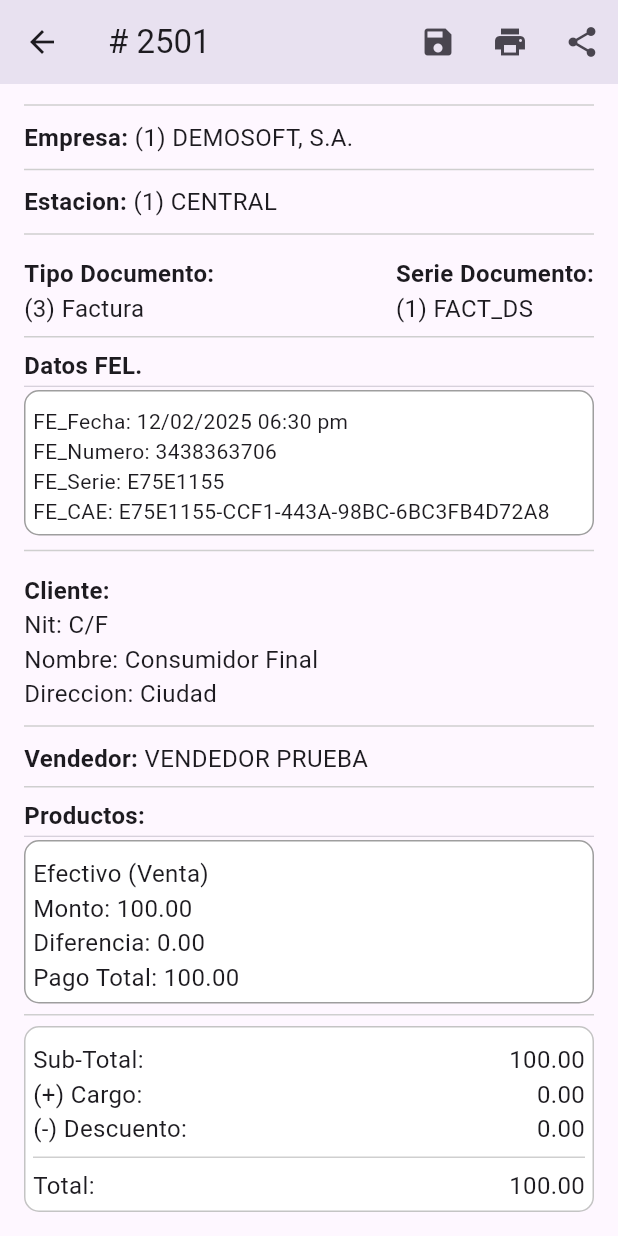
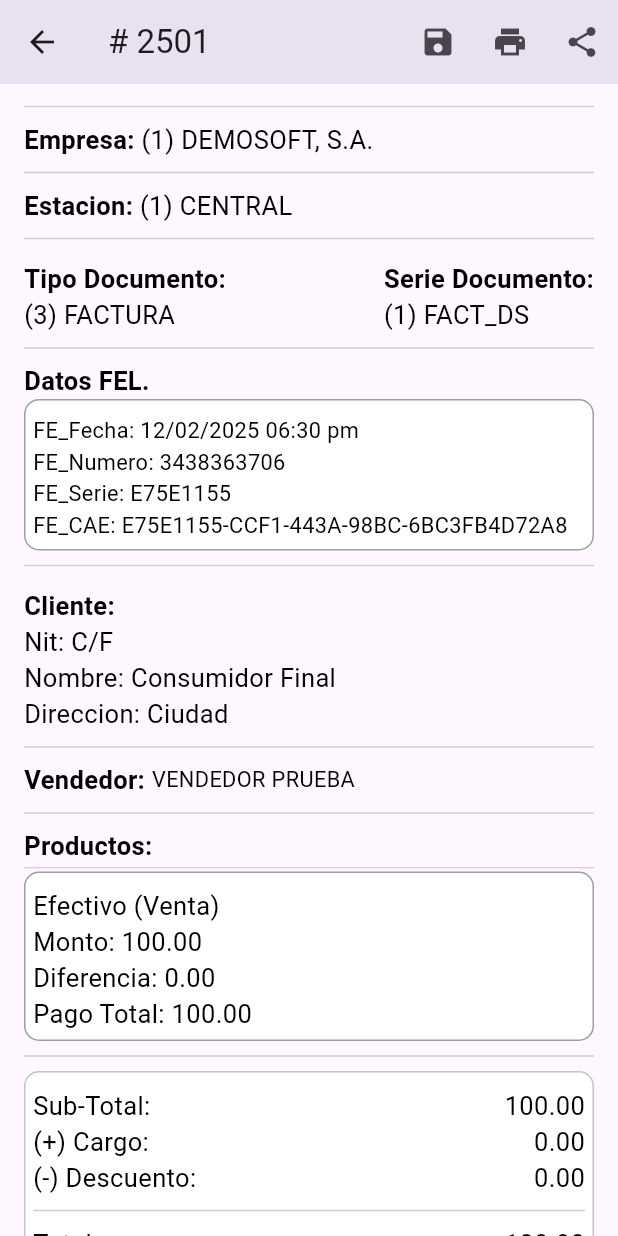
Before and after one commit to CarlosH200/actualizarFechasFel, a Flutter app: the SecondScreen screen opened by its route, scrolled down 103 dp, on a phone screen of 412 x 824 dp. Run offline on Flutter 3.47's test engine with Material 3 defaults, Android fonts, the phone set to English and light mode, and no system bars; network calls fail.

Commit message:
consumo de series funcionando

```diff
--- a/lib/detalle.dart
+++ b/lib/detalle.dart
@@ -9,6 +9,33 @@ class SecondScreen extends StatefulWidget {
   // ignore: library_private_types_in_public_api
   _SecondScreenState createState() => _SecondScreenState();
 }
+
+// Inicio clases para estilos de la Pantalla.
+class TextStyleApp {
+  // Estilo para textos
+  static const TextStyle textStyleResponse = TextStyle(
+    fontSize: 17,
+    color: Colors.black,
+  );
+  static const TextStyle textStyleTitle = TextStyle(
+    fontSize: 17,
+    fontWeight: FontWeight.bold,
+    color: Colors.black,
+  );
+  static const TextStyle textStyleParrafo = TextStyle(
+    fontSize: 14.5,
+    color: Colors.black,
+  );
+}
+
+class DividerEspaciador {
+  static const Divider Espaciador = Divider(
+    color: Color(0xFFCFCFCF),
+    thickness: 1,
+    height: 20,
+  );
+}
+// Fin clases de estilo para la pantalla
 
 class _SecondScreenState extends State<SecondScreen> {
   // Función para seleccionar una fecha
@@ -64,22 +91,15 @@ class _SecondScreenState extends State<SecondScreen> {
               children: [
                 Row(
                   children: [
-                    const Text(
-                      'Id Doc Ref: ',
-                      style:
-                          TextStyle(fontSize: 16, fontWeight: FontWeight.bold),
-                    ),
+                    const Text('Id Doc Ref: ',
+                        style: TextStyleApp.textStyleTitle),
                     Text(
                       '3500002140001',
-                      style: TextStyle(fontSize: 16),
+                      style: TextStyleApp.textStyleResponse,
                     ),
                   ],
                 ),
-                const Divider(
-                  color: Color(0xFFCFCFCF),
-                  thickness: 1,
-                  height: 20,
-                ),
+                DividerEspaciador.Espaciador,
               ],
             ),
             Column(
@@ -88,13 +108,9 @@ class _SecondScreenState extends State<SecondScreen> {
                 Row(
                   children: [
                     Text(
-                      'Fecha: '
-                      '${(widget.dateUpdated ?? widget.firstDate).day}/${(widget.dateUpdated ?? widget.firstDate).month}/${(widget.dateUpdated ?? widget.firstDate).year}',
-                      style: TextStyle(
-                        fontSize: 18,
-                        fontWeight: FontWeight.bold,
-                      ), // Agrega el estilo si lo necesitas
-                    ),
+                        'Fecha: '
+                        '${(widget.dateUpdated ?? widget.firstDate).day}/${(widget.dateUpdated ?? widget.firstDate).month}/${(widget.dateUpdated ?? widget.firstDate).year}',
+                        style: TextStyleApp.textStyleTitle),
                     const Spacer(),
                     IconButton(
                       icon: const Icon(Icons.edit),
@@ -103,11 +119,7 @@ class _SecondScreenState extends State<SecondScreen> {
                     ),
                   ],
                 ),
-                const Divider(
-                  color: Color(0xFFCFCFCF),
-                  thickness: 1,
-                  height: 20,
-                ),
+                DividerEspaciador.Espaciador,
               ],
             ),
             Column(
@@ -117,20 +129,15 @@ class _SecondScreenState extends State<SecondScreen> {
                   children: [
                     const Text(
                       'Empresa: ',
-                      style:
-                          TextStyle(fontSize: 16, fontWeight: FontWeight.bold),
+                      style: TextStyleApp.textStyleTitle,
                     ),
                     Text(
                       '(1) DEMOSOFT, S.A.',
-                      style: TextStyle(fontSize: 16),
+                      style: TextStyleApp.textStyleResponse,
                     ),
                   ],
                 ),
-                const Divider(
-                  color: Color(0xFFCFCFCF),
-                  thickness: 1,
-                  height: 20,
-                ),
+                DividerEspaciador.Espaciador,
               ],
             ),
             Column(
@@ -140,20 +147,15 @@ class _SecondScreenState extends State<SecondScreen> {
                   children: [
                     const Text(
                       'Estacion: ',
-                      style:
-                          TextStyle(fontSize: 16, fontWeight: FontWeight.bold),
+                      style: TextStyleApp.textStyleTitle,
                     ),
                     Text(
                       '(1) CENTRAL',
-                      style: TextStyle(fontSize: 16),
+                      style: TextStyleApp.textStyleResponse,
                     ),
                   ],
                 ),
-                const Divider(
-                  color: Color(0xFFCFCFCF),
-                  thickness: 1,
-                  height: 20,
-                ),
+                DividerEspaciador.Espaciador,
               ],
             ),
             Column(
@@ -166,28 +168,22 @@ class _SecondScreenState extends State<SecondScreen> {
                     Column(
                       crossAxisAlignment: CrossAxisAlignment.start,
                       children: [
-                        const Text(
-                          'Tipo Documento:',
-                          style: TextStyle(
-                              fontSize: 16, fontWeight: FontWeight.bold),
-                        ),
+                        const Text('Tipo Documento:',
+                            style: TextStyleApp.textStyleTitle),
                         Text(
-                          '(3) Factura',
-                          style: TextStyle(fontSize: 16),
+                          '(3) FACTURA',
+                          style: TextStyleApp.textStyleResponse,
                         ),
                       ],
                     ),
                     Column(
                       crossAxisAlignment: CrossAxisAlignment.start,
                       children: [
-                        const Text(
-                          'Serie Documento:',
-                          style: TextStyle(
-                              fontSize: 16, fontWeight: FontWeight.bold),
-                        ),
+                        const Text('Serie Documento:',
+                            style: TextStyleApp.textStyleTitle),
                         Text(
                           '(1) FACT_DS',
-                          style: TextStyle(fontSize: 16),
+                          style: TextStyleApp.textStyleResponse,
                         ),
                       ],
                     ),
@@ -195,18 +191,10 @@ class _SecondScreenState extends State<SecondScreen> {
                 ),
               ],
             ),
-            const Divider(
-              color: Color(0xFFCFCFCF),
-              thickness: 1,
-              height: 15,
-            ),
+            DividerEspaciador.Espaciador,
             Text(
               'Datos FEL.',
-              style: TextStyle(fontSize: 16, fontWeight: FontWeight.bold),
-            ),
-            const Divider(
-              thickness: 0,
-              height: 5,
+              style: TextStyleApp.textStyleTitle,
             ),
             Container(
               width: double.infinity,
@@ -224,37 +212,23 @@ class _SecondScreenState extends State<SecondScreen> {
                     mainAxisAlignment: MainAxisAlignment.spaceBetween,
                     children: [
                       Column(
-                        crossAxisAlignment: CrossAxisAlignment.start,
-                        children: [
-                          const Text(
-                            'FE_Fecha: 12/02/2025 06:30 pm',
-                            style: TextStyle(fontSize: 14),
-                          ),
-                          Text(
-                            'FE_Numero: 3438363706',
-                            style: TextStyle(fontSize: 14),
-                          ),
-                          Text(
-                            'FE_Serie: E75E1155',
-                            style: TextStyle(fontSize: 14),
-                          ),
-                          Text(
-                            'FE_CAE: E75E1155-CCF1-443A-98BC-6BC3FB4D72A8',
-                            style: TextStyle(fontSize: 14),
-                          ),
-                        ],
-                      ),
+                          crossAxisAlignment: CrossAxisAlignment.start,
+                          children: [
+                            Text('FE_Fecha: 12/02/2025 06:30 pm',
+                                style: TextStyleApp.textStyleParrafo),
+                            Text('FE_Numero: 3438363706',
+                                style: TextStyleApp.textStyleParrafo),
+                            Text('FE_Serie: E75E1155',
+                                style: TextStyleApp.textStyleParrafo),
+                            Text('FE_CAE: E75E1155-CCF1-443A-98BC-6BC3FB4D72A8',
+                                style: TextStyleApp.textStyleParrafo),
+                          ]),
                     ],
                   ),
                 ],
               ),
             ),
-            const Divider(
-              color: Color(0xFFCFCFCF),
-              thickness: 1,
-              height: 20,
-            ),
-            const SizedBox(height: 0),
+            DividerEspaciador.Espaciador,
             Column(
               crossAxisAlignment: CrossAxisAlignment.start,
               children: [
@@ -267,20 +241,19 @@ class _SecondScreenState extends State<SecondScreen> {
                       children: [
                         const Text(
                           'Cliente:',
-                          style: TextStyle(
-                              fontSize: 16, fontWeight: FontWeight.bold),
+                          style: TextStyleApp.textStyleTitle,
                         ),
                         Text(
                           'Nit: C/F',
-                          style: TextStyle(fontSize: 16),
+                          style: TextStyleApp.textStyleResponse,
                         ),
                         Text(
                           'Nombre: Consumidor Final',
-                          style: TextStyle(fontSize: 16),
+                          style: TextStyleApp.textStyleResponse,
                         ),
                         Text(
                           'Direccion: Ciudad',
-                          style: TextStyle(fontSize: 16),
+                          style: TextStyleApp.textStyleResponse,
                         ),
                       ],
                     ),
@@ -288,12 +261,7 @@ class _SecondScreenState extends State<SecondScreen> {
                 ),
               ],
             ),
-            const Divider(
-              color: Color(0xFFCFCFCF),
-              thickness: 1,
-              height: 20,
-            ),
-            const SizedBox(height: 0),
+            DividerEspaciador.Espaciador,
             Column(
               crossAxisAlignment: CrossAxisAlignment.start,
               children: [
@@ -301,23 +269,18 @@ class _SecondScreenState extends State<SecondScreen> {
                   children: [
                     const Text(
                       'Vendedor: ',
-                      style:
-                          TextStyle(fontSize: 16, fontWeight: FontWeight.bold),
+                      style: TextStyleApp.textStyleTitle,
                     ),
                     Text(
                       'VENDEDOR PRUEBA',
-                      style: TextStyle(fontSize: 16),
+                      style: TextStyleApp.textStyleParrafo,
                     ),
                   ],
                 ),
-                const Divider(
-                  color: Color(0xFFCFCFCF),
-                  thickness: 1,
-                  height: 15,
-                ),
+                DividerEspaciador.Espaciador,
                 Text(
                   'Productos:',
-                  style: TextStyle(fontSize: 16, fontWeight: FontWeight.bold),
+                  style: TextStyleApp.textStyleTitle,
                 ),
                 const Divider(
                   thickness: 0,
@@ -343,19 +306,19 @@ class _SecondScreenState extends State<SecondScreen> {
                             children: [
                               const Text(
                                 'Efectivo (Venta)',
-                                style: TextStyle(fontSize: 16),
+                                style: TextStyleApp.textStyleResponse,
                               ),
                               Text(
                                 'Monto: 100.00',
-                                style: TextStyle(fontSize: 16),
+                                style: TextStyleApp.textStyleResponse,
                               ),
                               Text(
                                 'Diferencia: 0.00',
-                                style: TextStyle(fontSize: 16),
+                                style: TextStyleApp.textStyleResponse,
                               ),
                               Text(
                                 'Pago Total: 100.00',
-                                style: TextStyle(fontSize: 16),
+                                style: TextStyleApp.textStyleResponse,
                               ),
                             ],
                           ),
@@ -364,11 +327,7 @@ class _SecondScreenState extends State<SecondScreen> {
                     ],
                   ),
                 ),
-                const Divider(
-                  color: Color(0xFFCFCFCF),
-                  thickness: 1,
-                  height: 15,
-                ),
+                DividerEspaciador.Espaciador,
                 Container(
                     width: double.infinity,
                     padding: const EdgeInsets.all(5),
@@ -388,11 +347,11 @@ class _SecondScreenState extends State<SecondScreen> {
                           children: const [
                             Text(
                               'Sub-Total:',
-                              style: TextStyle(fontSize: 16),
+                              style: TextStyleApp.textStyleResponse,
                             ),
                             Text(
                               '100.00',
-                              style: TextStyle(fontSize: 16),
+                              style: TextStyleApp.textStyleResponse,
                             ),
                           ],
                         ),
@@ -401,11 +360,11 @@ class _SecondScreenState extends State<SecondScreen> {
                           children: const [
                             Text(
                               '(+) Cargo:',
-                              style: TextStyle(fontSize: 16),
+                              style: TextStyleApp.textStyleResponse,
                             ),
                             Text(
                               '0.00',
-                              style: TextStyle(fontSize: 16),
+                              style: TextStyleApp.textStyleResponse,
                             ),
                           ],
                         ),
@@ -414,29 +373,25 @@ class _SecondScreenState extends State<SecondScreen> {
                           children: const [
                             Text(
                               '(-) Descuento:',
-                              style: TextStyle(fontSize: 16),
+                              style: TextStyleApp.textStyleResponse,
                             ),
                             Text(
                               '0.00',
-                              style: TextStyle(fontSize: 16),
+                              style: TextStyleApp.textStyleResponse,
                             ),
                           ],
                         ),
-                        const Divider(
-                          color: Color(0xFFCFCFCF),
-                          thickness: 1,
-                          height: 15,
-                        ),
+                        DividerEspaciador.Espaciador,
                         Row(
                           mainAxisAlignment: MainAxisAlignment.spaceBetween,
                           children: const [
                             Text(
                               'Total:',
-                              style: TextStyle(fontSize: 16),
+                              style: TextStyleApp.textStyleResponse,
                             ),
                             Text(
                               '100.00',
-                              style: TextStyle(fontSize: 16),
+                              style: TextStyleApp.textStyleResponse,
                             ),
                           ],
                         ),
--- /dev/null
+++ b/lib/models/series_model.dart
@@ -0,0 +1,126 @@
+class SeriesModel {
+  final String storeProcedure;
+  final List<Serie> data;
+
+  SeriesModel({
+    required this.storeProcedure,
+    required this.data,
+  });
+
+  factory SeriesModel.fromJson(Map<String, dynamic> json) {
+    var dataList = json['data'] as List;
+    List<Serie> data = dataList.map((item) => Serie.fromJson(item)).toList();
+
+    return SeriesModel(
+      storeProcedure: json['storeProcedure'],
+      data: data,
+    );
+  }
+}
+
+class Serie {
+  final int tipoDocumento;
+  final String serieDocumento;
+  final int empresa;
+  final int bodega;
+  final String descripcion;
+  final int serieIni;
+  final int serieFin;
+  final int estado;
+  final String campo01;
+  final String campo02;
+  final String campo03;
+  final String campo04;
+  final String campo05;
+  final String campo06;
+  final String campo07;
+  final String campo08;
+  final String campo09;
+  final String campo10;
+  final int documentoDisp;
+  final int documentoAviso;
+  final dynamic documentoFrecuencia;
+  final String fechaHora;
+  final dynamic docDet;
+  final dynamic limiteImpresion;
+  final String userName;
+  final String mFechaHora;
+  final String mUserName;
+  final dynamic orden;
+  final int grupo;
+  final dynamic opcVenta;
+  final bool bloquearImprimir;
+  final String desTipoDocumento;
+
+  Serie({
+    required this.tipoDocumento,
+    required this.serieDocumento,
+    required this.empresa,
+    required this.bodega,
+    required this.descripcion,
+    required this.serieIni,
+    required this.serieFin,
+    required this.estado,
+    required this.campo01,
+    required this.campo02,
+    required this.campo03,
+    required this.campo04,
+    required this.campo05,
+    required this.campo06,
+    required this.campo07,
+    required this.campo08,
+    required this.campo09,
+    required this.campo10,
+    required this.documentoDisp,
+    required this.documentoAviso,
+    required this.documentoFrecuencia,
+    required this.fechaHora,
+    required this.docDet,
+    required this.limiteImpresion,
+    required this.userName,
+    required this.mFechaHora,
+    required this.mUserName,
+    required this.orden,
+    required this.grupo,
+    required this.opcVenta,
+    required this.bloquearImprimir,
+    required this.desTipoDocumento,
+  });
+
+  factory Serie.fromJson(Map<String, dynamic> json) {
+    return Serie(
+      tipoDocumento: json['tipo_Documento'],
+      serieDocumento: json['serie_Documento'],
+      empresa: json['empresa'],
+      bodega: json['bodega'],
+      descripcion: json['descripcion'],
+      serieIni: json['serie_Ini'],
+      serieFin: json['serie_Fin'],
+      estado: json['estado'],
+      campo01: json['campo01'],
+      campo02: json['campo02'],
+      campo03: json['campo03'],
+      campo04: json['campo04'],
+      campo05: json['campo05'],
+      campo06: json['campo06'],
+      campo07: json['campo07'],
+      campo08: json['campo08'],
+      campo09: json['campo09'],
+      campo10: json['campo10'],
+      documentoDisp: json['documento_Disp'],
+      documentoAviso: json['documento_Aviso'],
+      documentoFrecuencia: json['documento_Frecuencia'],
+      fechaHora: json['fecha_Hora'],
+      docDet: json['doc_Det'],
+      limiteImpresion: json['limite_Impresion'],
+      userName: json['userName'],
+      mFechaHora: json['m_Fecha_Hora'],
+      mUserName: json['m_UserName'],
+      orden: json['orden'],
+      grupo: json['grupo'],
+      opcVenta: json['opc_Venta'],
+      bloquearImprimir: json['bloquear_Imprimir'],
+      desTipoDocumento: json['des_Tipo_Documento'],
+    );
+  }
+}
```
Also changed, not shown: lib/main.dart (+27 -14 lines), lib/services/serie_service.dart (added, +49 -0 lines), 1 other file.
